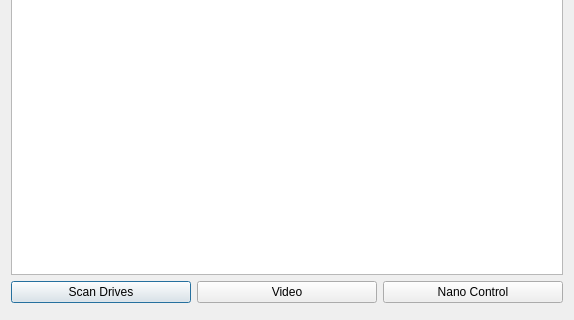
Qt form RTDAQ-32bitui.ui (edemonpore/RTDAQ-32bit) before a commit; both pictures show x 0 to 574 and y 262 to 582 of the 574 by 582 pixel window.
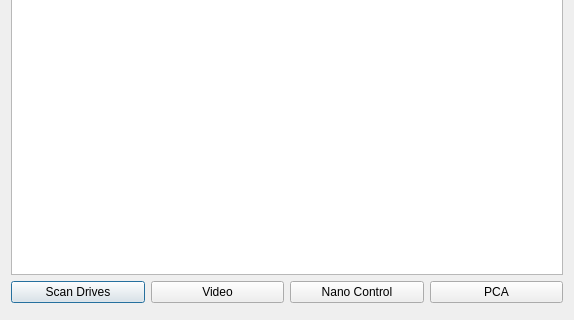
The same form after that commit.

Commit message: Aggregating class function

Diff of the .ui file:
```diff
--- a/RTDAQ-32bitui.ui
+++ b/RTDAQ-32bitui.ui
@@ -13,11 +13,11 @@
   <property name="windowTitle">
    <string>RTDAQ</string>
   </property>
-  <layout class="QVBoxLayout" name="verticalLayout">
-   <item>
+  <layout class="QGridLayout" name="gridLayout">
+   <item row="0" column="0">
     <widget class="QListWidget" name="lPorts"/>
    </item>
-   <item>
+   <item row="1" column="0">
     <layout class="QHBoxLayout" name="horizontalLayout">
      <item>
       <widget class="QPushButton" name="bGetPorts">
@@ -40,6 +40,13 @@
        </property>
       </widget>
      </item>
+     <item>
+      <widget class="QPushButton" name="bElements">
+       <property name="text">
+        <string>PCA</string>
+       </property>
+      </widget>
+     </item>
     </layout>
    </item>
    <item>
```
Left out of the diff: 2 changed lines with no effect on the pictures. The commit also changes 21 other files.
